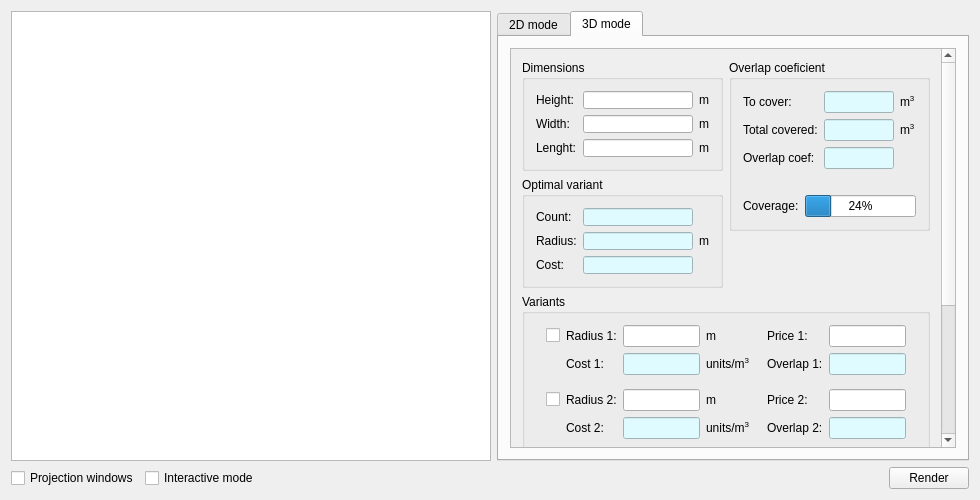
This is src/qmainwin.ui in ZDmitry/STOPT_qt5 as Qt 5 draws it before an edit. The edited form follows.
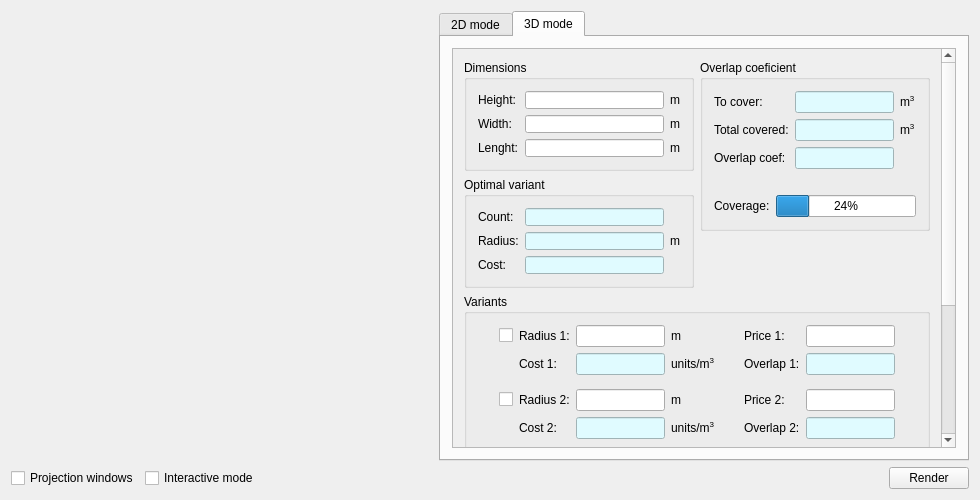
This is the edited form. The open tabs and pages were chosen to show the change. Custom widgets are drawn as their Qt base class.

Commit message: ADD: - 2d visualization - saving scene to image

What changed in the file:
```diff
--- a/src/qmainwin.ui
+++ b/src/qmainwin.ui
@@ -44,16 +44,6 @@
      </item>
     </layout>
    </item>
-   <item row="0" column="0">
-    <widget class="QGraphicsView" name="viewScene">
-     <property name="minimumSize">
-      <size>
-       <width>480</width>
-       <height>430</height>
-      </size>
-     </property>
-    </widget>
-   </item>
    <item row="1" column="0">
     <layout class="QHBoxLayout" name="horizontalLayout_4">
      <item>
@@ -1150,8 +1140,8 @@
           <property name="geometry">
            <rect>
             <x>0</x>
-            <y>-207</y>
-            <width>433</width>
+            <y>0</y>
+            <width>338</width>
             <height>612</height>
            </rect>
           </property>
@@ -2085,9 +2075,20 @@
      </widget>
     </widget>
    </item>
+   <item row="0" column="0">
+    <widget class="GLScene" name="glScene" native="true"/>
+   </item>
   </layout>
  </widget>
  <layoutdefault spacing="6" margin="11"/>
+ <customwidgets>
+  <customwidget>
+   <class>GLScene</class>
+   <extends>QWidget</extends>
+   <header>scene.h</header>
+   <container>1</container>
+  </customwidget>
+ </customwidgets>
  <resources/>
  <connections/>
 </ui>
```
Left out of the diff: 6 changed lines with no effect on the pictures. The commit also changes 29 other files.
